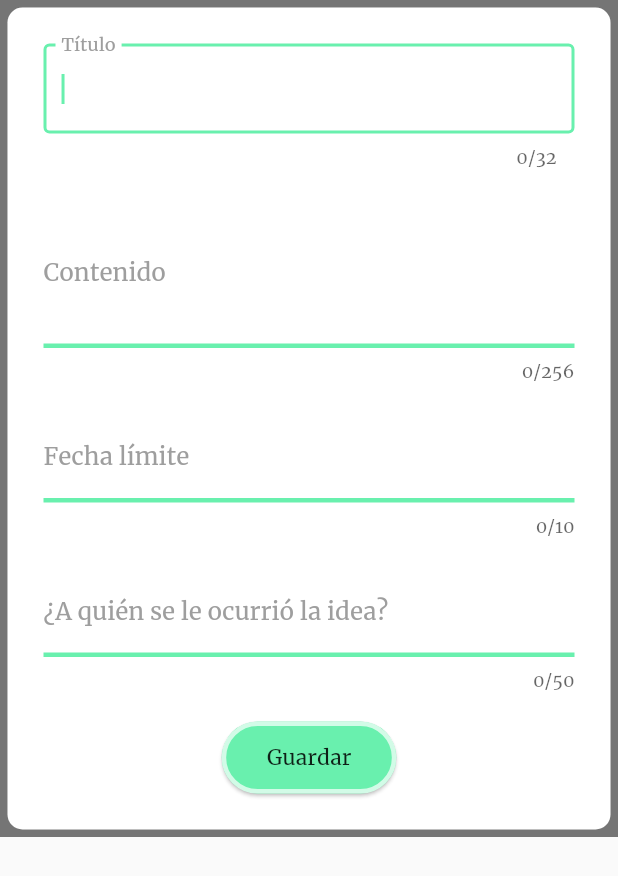
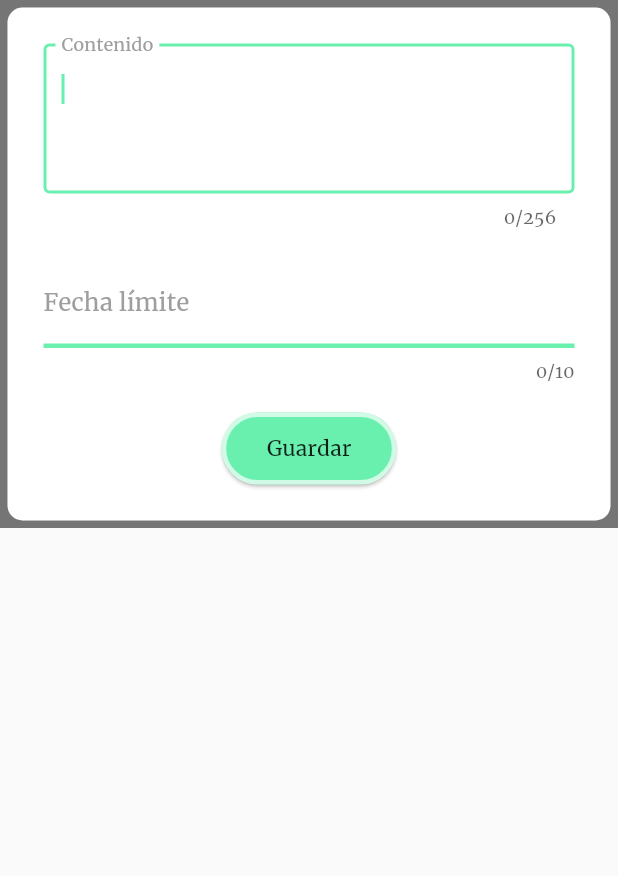
Before and after one commit to bryancalisto/todoitico, a Flutter app: the ManageTodoVw widget shown alone on an empty page, opened directly, on a phone screen of 412 x 824 dp. Shown: the top 876 px of the screen. Run offline on Flutter 3.47's test engine with Material 2 defaults, Android fonts, the phone set to English and light mode, and no system bars; our stand-ins replace firebase_auth, firebase_core, firebase_database; accounts and stored records are empty.

Commit message:
Refactor: Removed creator, modified and title from Todo model

```diff
--- a/todoitico/lib/models/todo.dart
+++ b/todoitico/lib/models/todo.dart
@@ -5,15 +5,12 @@ part 'todo.g.dart';
 @JsonSerializable()
 class Todo {
   String id;
-  String title;
   String content;
-  String creator;
   DateTime created;
   DateTime? limitDate;
-  DateTime? modified;
   String status;
 
-  Todo({required this.id, required this.title, required this.content, required this.creator, required this.created, this.limitDate, this.modified,required this.status});
+  Todo({required this.id,  required this.content,  required this.created, this.limitDate, required this.status});
 
   factory Todo.fromJson(Map<String, dynamic> json) => _$TodoFromJson(json);
   Map<String, dynamic> toJson() => _$TodoToJson(this);
--- a/todoitico/lib/views/manageTodoVw.dart
+++ b/todoitico/lib/views/manageTodoVw.dart
@@ -1,6 +1,3 @@
-import 'dart:math';
-
-import 'package:firebase_auth/firebase_auth.dart';
 import 'package:uuid/uuid.dart';
 import 'package:flutter/cupertino.dart';
 import 'package:flutter/material.dart';
@@ -20,18 +17,14 @@ class ManageTodoVw extends StatefulWidget {
 }
 
 class _ManageTodoVwState extends State<ManageTodoVw> {
-  final titleCtl = TextEditingController();
   final contentCtl = TextEditingController();
   final dateCtl = TextEditingController();
-  final creatorCtl = TextEditingController();
   DateTime? date;
 
   @override
   void initState() {
     if (widget.todoToUpdate != null) {
-      titleCtl.text = widget.todoToUpdate!.title;
       contentCtl.text = widget.todoToUpdate!.content;
-      creatorCtl.text = widget.todoToUpdate!.creator;
       dateCtl.text = widget.todoToUpdate!.limitDate != null
           ? DateFormat('yyyy-MM-dd').format(widget.todoToUpdate!.limitDate!)
           : '';
@@ -56,15 +49,6 @@ class _ManageTodoVwState extends State<ManageTodoVw> {
           child: Column(
             mainAxisSize: MainAxisSize.min,
             children: [
-              TextField(
-                autofocus: true,
-                controller: titleCtl,
-                maxLength: 32,
-                decoration: InputDecoration(
-                  labelText: 'Título',
-                ),
-              ),
-              SizedBox(height: 20),
               TextField(
                 keyboardType: TextInputType.multiline,
                 autofocus: true,
@@ -114,37 +98,20 @@ class _ManageTodoVwState extends State<ManageTodoVw> {
                 ),
               ),
               SizedBox(height: 20),
-              TextField(
-                autofocus: true,
-                controller: creatorCtl,
-                maxLength: 50,
-                decoration: InputDecoration(
-                  labelText: '¿A quién se le ocurrió la idea?',
-                ),
-              ),
-              SizedBox(height: 20),
               MainButton(
                 text: 'Guardar',
                 key: Key('saveBtn'),
                 onPressed: () {
                   Uuid uuid = Uuid();
-                  titleCtl.text = titleCtl.text.trim();
                   contentCtl.text = contentCtl.text.trim();
-                  creatorCtl.text = creatorCtl.text.trim();
                   dateCtl.text = dateCtl.text.trim();
 
                   try {
                     Todo newTodoData = Todo(
                       id: uuid.v4(),
                       status: 'P',
-                      creator: creatorCtl.text != ''
-                          ? creatorCtl.text
-                          : FirebaseAuth.instance.currentUser!.email ?? '',
                       created: DateTime.now(),
                       content: contentCtl.text,
-                      title: titleCtl.text != ''
-                          ? titleCtl.text
-                          : contentCtl.text.substring(0, min(contentCtl.text.length, 15)) + '...',
                       limitDate: date,
                     );
 
@@ -153,11 +120,7 @@ class _ManageTodoVwState extends State<ManageTodoVw> {
                       Provider.of<BaseDatabaseService>(context, listen: false).addTodo(newTodoData);
                     } else {
                       // UPDATE
-                      widget.todoToUpdate!.creator = creatorCtl.text;
                       widget.todoToUpdate!.content = contentCtl.text;
-                      widget.todoToUpdate!.title = titleCtl.text != ''
-                          ? titleCtl.text
-                          : contentCtl.text.substring(0, min(contentCtl.text.length, 15)) + '...';
                       widget.todoToUpdate!.limitDate = date;
 
                       Provider.of<BaseDatabaseService>(context, listen: false).updateTodo(widget.todoToUpdate!);
--- a/todoitico/lib/widgets/todoTile.dart
+++ b/todoitico/lib/widgets/todoTile.dart
@@ -36,7 +36,7 @@ class TodoTile extends StatelessWidget {
               ),
             );
           },
-          title: Text(todo.title),
+          title: Text(todo.content),
           trailing: Checkbox(
             activeColor: Colors.greenAccent,
             checkColor: Colors.black,
```
Also changed, not shown: todoitico/lib/models/todo.g.dart, 1 other file.
